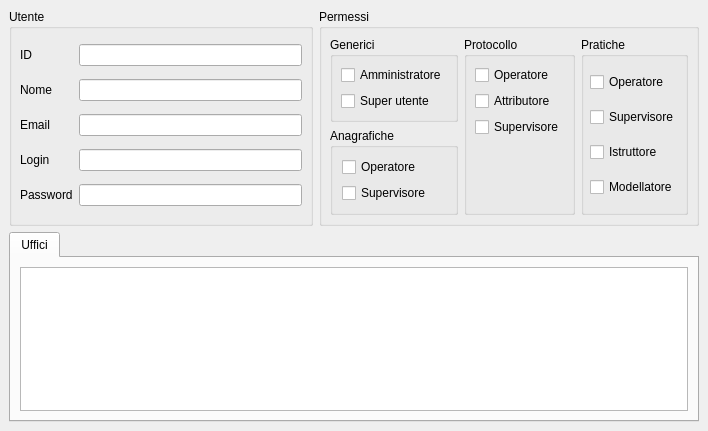
The window that src/com/axiastudio/suite/base/forms/utente.ui (tizianolattisi/suitegda) describes before a commit, drawn with Qt 5.
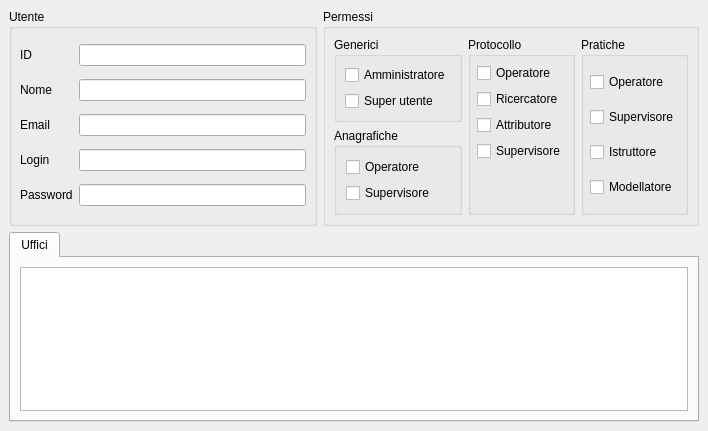
The same window after the commit. Custom widgets are drawn as their Qt base class.

Commit message: Gestione flag utente ricercatore protocollo

```diff
--- a/src/com/axiastudio/suite/base/forms/utente.ui
+++ b/src/com/axiastudio/suite/base/forms/utente.ui
@@ -153,7 +153,7 @@
          </property>
          <layout class="QVBoxLayout" name="verticalLayout_3">
           <property name="margin">
-           <number>8</number>
+           <number>6</number>
           </property>
           <item>
            <widget class="QCheckBox" name="checkBox_3">
@@ -165,6 +165,16 @@
             </property>
            </widget>
           </item>
+          <item>
+           <widget class="QCheckBox" name="checkBox_12">
+            <property name="text">
+             <string>Ricercatore</string>
+            </property>
+            <property name="column" stdset="0">
+             <string>ricercatoreprotocollo</string>
+            </property>
+           </widget>
+          </item>
           <item>
            <widget class="QCheckBox" name="checkBox_10">
             <property name="text">
```
The commit also changes 1 other file.
